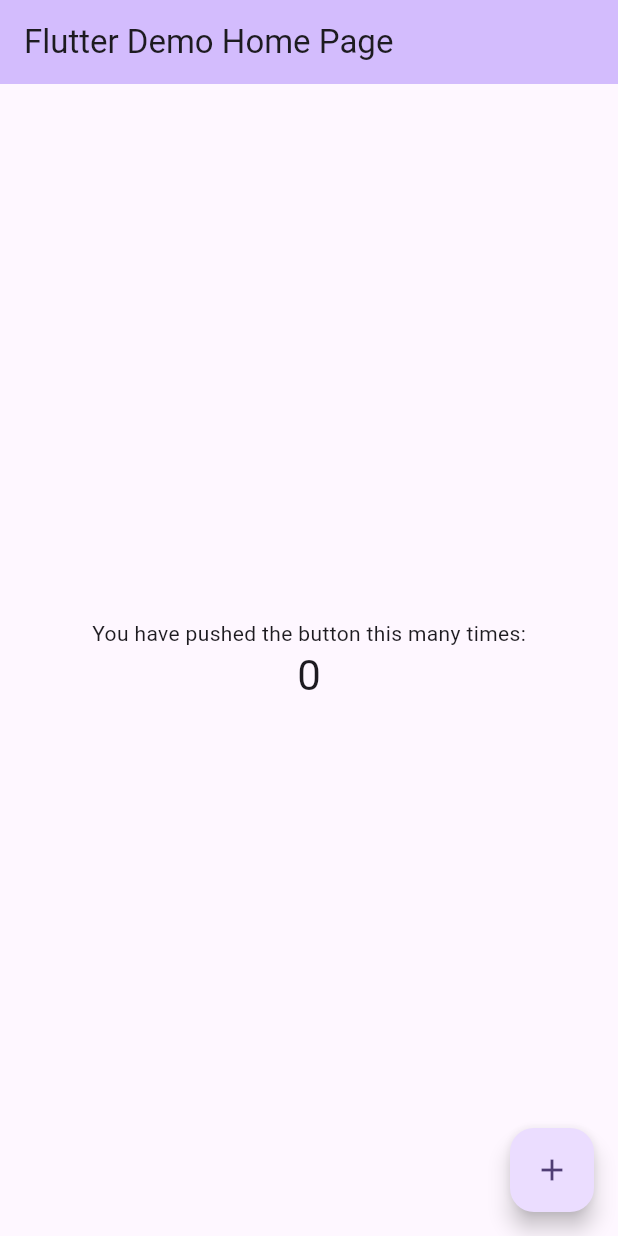
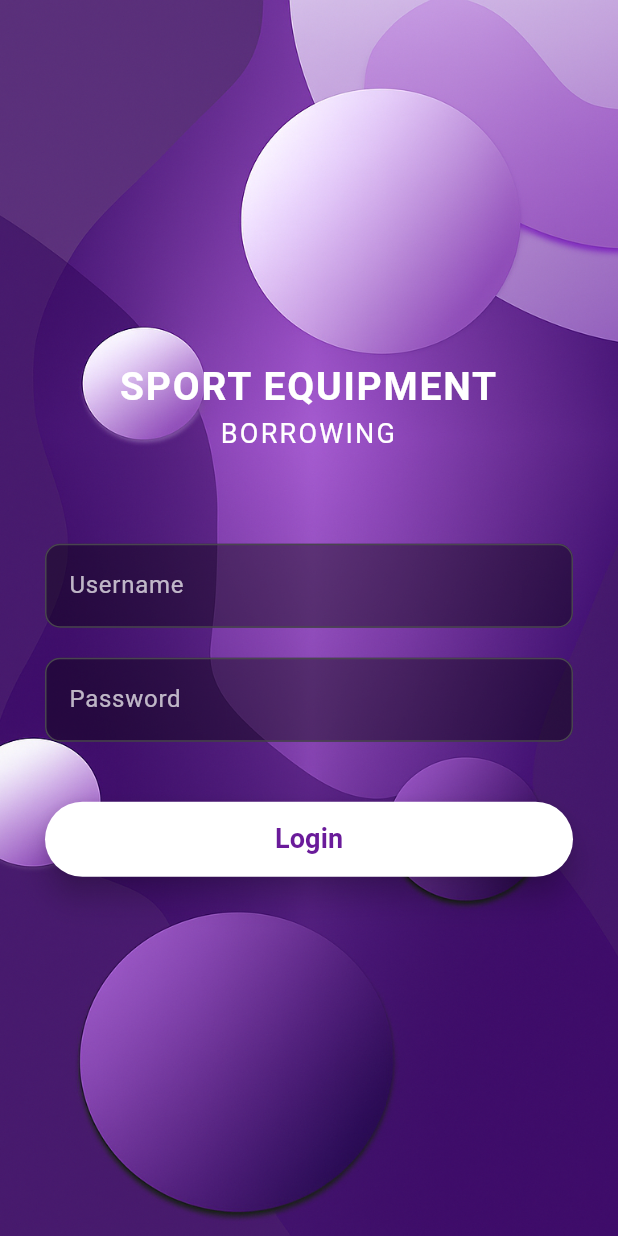
Before and after one commit to Pnt-CoMExE/Project_Mobile_App, a Flutter app: the screen it shows after launch, on a phone screen of 412 x 824 dp. Run offline on Flutter 3.47's test engine with Material 3 defaults, Android fonts, the phone set to English and light mode, and no system bars; our stand-ins replace fl_chart.

Commit message:
login , dashboard  and setting pubspec

```diff
--- a/lib/lender/login.dart
+++ b/lib/lender/login.dart
@@ -0,0 +1,138 @@
+import 'package:flutter/material.dart';
+
+
+class LoginStuden extends StatefulWidget {
+  const LoginStuden({super.key});
+
+  @override
+  State<LoginStuden> createState() => _LoginPageState();
+}
+
+class _LoginPageState extends State<LoginStuden> {
+  final TextEditingController usernameController = TextEditingController();
+  final TextEditingController passwordController = TextEditingController();
+
+  void _login() {
+    // ตรวจสอบ username และ password ถ้าต้องการ
+    String username = usernameController.text.trim();
+    String password = passwordController.text.trim();
+
+   if (username.isNotEmpty && password.isNotEmpty) {
+        // 🔹 ไปหน้า Dashboard โดยใช้ชื่อ route
+        Navigator.pushReplacementNamed(context, '/dashboard');
+      } else {
+        ScaffoldMessenger.of(context).showSnackBar(
+          const SnackBar(content: Text('Please enter username and password')),
+        );
+      }
+    }
+
+  @override
+  Widget build(BuildContext context) {
+    return Scaffold(
+      body: Stack(
+        fit: StackFit.expand,
+        children: [
+          // 🖼️ พื้นหลัง
+          Container(
+            decoration: const BoxDecoration(
+              image: DecorationImage(
+                image: AssetImage('assets/images/background.png'),
+                fit: BoxFit.cover,
+              ),
+            ),
+          ),
+          Center(
+            child: SingleChildScrollView(
+              child: Padding(
+                padding: const EdgeInsets.symmetric(horizontal: 30),
+                child: Column(
+                  mainAxisAlignment: MainAxisAlignment.center,
+                  children: [
+                    const Text(
+                      'SPORT EQUIPMENT',
+                      style: TextStyle(
+                        color: Colors.white,
+                        fontSize: 26,
+                        fontWeight: FontWeight.bold,
+                        letterSpacing: 1.2,
+                      ),
+                      textAlign: TextAlign.center,
+                    ),
+                    const Text(
+                      'BORROWING',
+                      style: TextStyle(
+                        color: Colors.white,
+                        fontSize: 18,
+                        letterSpacing: 1.5,
+                      ),
+                      textAlign: TextAlign.center,
+                    ),
+                    const SizedBox(height: 60),
+
+                    // Username
+                    TextField(
+                      controller: usernameController,
+                      style: const TextStyle(color: Colors.white),
+                      decoration: InputDecoration(
+                        labelText: 'Username',
+                        labelStyle: const TextStyle(color: Colors.white70),
+                        filled: true,
+                        fillColor: Colors.black.withOpacity(0.4),
+                        border: OutlineInputBorder(
+                          borderRadius: BorderRadius.circular(10),
+                        ),
+                      ),
+                    ),
+                    const SizedBox(height: 20),
+
+                    // Password
+                    TextField(
+                      controller: passwordController,
+                      obscureText: true,
+                      style: const TextStyle(color: Colors.white),
+                      decoration: InputDecoration(
+                        labelText: 'Password',
+                        labelStyle: const TextStyle(color: Colors.white70),
+                        filled: true,
+                        fillColor: Colors.black.withOpacity(0.4),
+                        border: OutlineInputBorder(
+                          borderRadius: BorderRadius.circular(10),
+                        ),
+                      ),
+                    ),
+                    const SizedBox(height: 40),
+
+                    // ปุ่ม Login
+                    SizedBox(
+                      width: double.infinity,
+                      height: 50,
+                      child: ElevatedButton(
+                        onPressed: _login,
+                        style: ElevatedButton.styleFrom(
+                          backgroundColor: Colors.white,
+                          foregroundColor: Colors.purple.shade800,
+                          shape: RoundedRectangleBorder(
+                            borderRadius: BorderRadius.circular(25),
+                          ),
+                          elevation: 8,
+                        ),
+                        child: const Text(
+                          'Login',
+                          style: TextStyle(
+                            fontSize: 18,
+                            fontWeight: FontWeight.bold,
+                          ),
+                        ),
+                      ),
+                    ),
+                  ],
+                ),
+              ),
+            ),
+          ),
+        ],
+      ),
+    );
+  }
+}
--- a/lib/main.dart
+++ b/lib/main.dart
@@ -1,122 +1,26 @@
 import 'package:flutter/material.dart';
+import 'package:project_mobile_app/lender/dashboard.dart';
+import 'package:project_mobile_app/lender/login.dart'; // ✅ อย่าลืม import หน้า dashboard ด้วย
+
+
 
 void main() {
-  runApp(const MyApp());
+  runApp(const SportBorrowingApp());
 }
 
-class MyApp extends StatelessWidget {
-  const MyApp({super.key});
+class SportBorrowingApp extends StatelessWidget {
+  const SportBorrowingApp({super.key});
 
-  // This widget is the root of your application.
   @override
   Widget build(BuildContext context) {
     return MaterialApp(
-      title: 'Flutter Demo',
-      theme: ThemeData(
-        // This is the theme of your application.
-        //
-        // TRY THIS: Try running your application with "flutter run". You'll see
-        // the application has a purple toolbar. Then, without quitting the app,
-        // try changing the seedColor in the colorScheme below to Colors.green
-        // and then invoke "hot reload" (save your changes or press the "hot
-        // reload" button in a Flutter-supported IDE, or press "r" if you used
-        // the command line to start the app).
-        //
-        // Notice that the counter didn't reset back to zero; the application
-        // state is not lost during the reload. To reset the state, use hot
-        // restart instead.
-        //
-        // This works for code too, not just values: Most code changes can be
-        // tested with just a hot reload.
-        colorScheme: ColorScheme.fromSeed(seedColor: Colors.deepPurple),
-      ),
-      home: const MyHomePage(title: 'Flutter Demo Home Page'),
+      debugShowCheckedModeBanner: false,
+      // 🔹 เริ่มต้นที่หน้า Login
+      initialRoute: '/login',
+      routes: {
+        '/login': (context) => const LoginStuden(),
+        '/dashboard': (context) => const DashboardPage(),
+      },
     );
   }
 }
-
-class MyHomePage extends StatefulWidget {
-  const MyHomePage({super.key, required this.title});
-
-  // This widget is the home page of your application. It is stateful, meaning
-  // that it has a State object (defined below) that contains fields that affect
-  // how it looks.
-
-  // This class is the configuration for the state. It holds the values (in this
-  // case the title) provided by the parent (in this case the App widget) and
-  // used by the build method of the State. Fields in a Widget subclass are
-  // always marked "final".
-
-  final String title;
-
-  @override
-  State<MyHomePage> createState() => _MyHomePageState();
-}
-
-class _MyHomePageState extends State<MyHomePage> {
-  int _counter = 0;
-
-  void _incrementCounter() {
-    setState(() {
-      // This call to setState tells the Flutter framework that something has
-      // changed in this State, which causes it to rerun the build method below
-      // so that the display can reflect the updated values. If we changed
-      // _counter without calling setState(), then the build method would not be
-      // called again, and so nothing would appear to happen.
-      _counter++;
-    });
-  }
-
-  @override
-  Widget build(BuildContext context) {
-    // This method is rerun every time setState is called, for instance as done
-    // by the _incrementCounter method above.
-    //
-    // The Flutter framework has been optimized to make rerunning build methods
-    // fast, so that you can just rebuild anything that needs updating rather
-    // than having to individually change instances of widgets.
-    return Scaffold(
-      appBar: AppBar(
-        // TRY THIS: Try changing the color here to a specific color (to
-        // Colors.amber, perhaps?) and trigger a hot reload to see the AppBar
-        // change color while the other colors stay the same.
-        backgroundColor: Theme.of(context).colorScheme.inversePrimary,
-        // Here we take the value from the MyHomePage object that was created by
-        // the App.build method, and use it to set our appbar title.
-        title: Text(widget.title),
-      ),
-      body: Center(
-        // Center is a layout widget. It takes a single child and positions it
-        // in the middle of the parent.
-        child: Column(
-          // Column is also a layout widget. It takes a list of children and
-          // arranges them vertically. By default, it sizes itself to fit its
-          // children horizontally, and tries to be as tall as its parent.
-          //
-          // Column has various properties to control how it sizes itself and
-          // how it positions its children. Here we use mainAxisAlignment to
-          // center the children vertically; the main axis here is the vertical
-          // axis because Columns are vertical (the cross axis would be
-          // horizontal).
-          //
-          // TRY THIS: Invoke "debug painting" (choose the "Toggle Debug Paint"
-          // action in the IDE, or press "p" in the console), to see the
-          // wireframe for each widget.
-          mainAxisAlignment: MainAxisAlignment.center,
-          children: <Widget>[
-            const Text('You have pushed the button this many times:'),
-            Text(
-              '$_counter',
-              style: Theme.of(context).textTheme.headlineMedium,
-            ),
-          ],
-        ),
-      ),
-      floatingActionButton: FloatingActionButton(
-        onPressed: _incrementCounter,
-        tooltip: 'Increment',
-        child: const Icon(Icons.add),
-      ), // This trailing comma makes auto-formatting nicer for build methods.
-    );
-  }
-}
--- a/pubspec.yaml
+++ b/pubspec.yaml
@@ -31,6 +31,8 @@ dependencies:
   flutter:
     sdk: flutter
 
+  fl_chart: ^0.68.0
+
   # The following adds the Cupertino Icons font to your application.
   # Use with the CupertinoIcons class for iOS style icons.
   cupertino_icons: ^1.0.8
@@ -58,8 +60,8 @@ flutter:
   uses-material-design: true
 
   # To add assets to your application, add an assets section, like this:
-  # assets:
-  #   - images/a_dot_burr.jpeg
+  assets:
+    - assets/images/background.png
   #   - images/a_dot_ham.jpeg
 
   # An image asset can refer to one or more resolution-specific "variants", see
```
Also changed, not shown: lib/lender/dashboard.dart (+254 -0 lines), assets/fonts/readme.txt (deleted), assets/images/background.png (added), assets/images/readme.txt (deleted), pubspec.lock.
